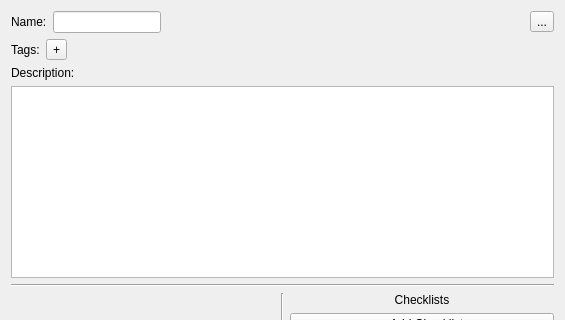
pcdshub/atef, file atef/ui/config_group.ui: the form before one commit; both pictures show x 0 to 565 and y 0 to 320 of the 565 by 494 pixel window.
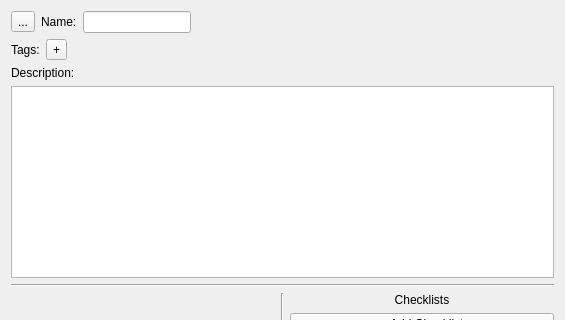
The form after the commit.

Commit message: ENH: relocate and add tooltips to navigation buttons

```diff
--- a/atef/ui/config_group.ui
+++ b/atef/ui/config_group.ui
@@ -16,6 +16,13 @@
   <layout class="QVBoxLayout" name="verticalLayout">
    <item>
     <layout class="QHBoxLayout" name="horizontalLayout">
+     <item>
+      <widget class="QToolButton" name="parent_button">
+       <property name="text">
+        <string>...</string>
+       </property>
+      </widget>
+     </item>
      <item>
       <widget class="QLabel" name="label">
        <property name="text">
@@ -46,13 +53,6 @@
        </property>
       </spacer>
      </item>
-     <item>
-      <widget class="QToolButton" name="parent_button">
-       <property name="text">
-        <string>...</string>
-       </property>
-      </widget>
-     </item>
     </layout>
    </item>
    <item>
```
The commit also changes 5 other files.
